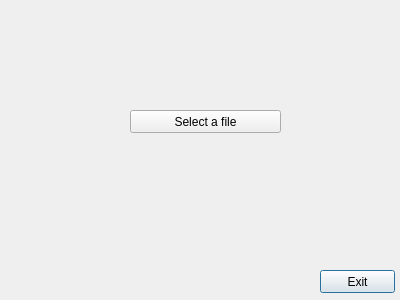
Qt form inferencewindow.ui (Makual/232-2_C-_project) before a commit.
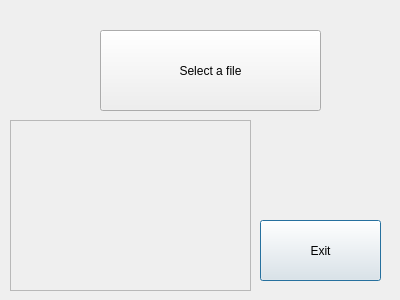
The same form after that commit.

What changed in the file:
```diff
--- a/inferencewindow.ui
+++ b/inferencewindow.ui
@@ -16,10 +16,10 @@
   <widget class="QPushButton" name="pushButton">
    <property name="geometry">
     <rect>
-     <x>320</x>
-     <y>270</y>
-     <width>75</width>
-     <height>23</height>
+     <x>260</x>
+     <y>220</y>
+     <width>121</width>
+     <height>61</height>
     </rect>
    </property>
    <property name="text">
@@ -29,16 +29,39 @@
   <widget class="QPushButton" name="pushButton_2">
    <property name="geometry">
     <rect>
-     <x>130</x>
-     <y>110</y>
-     <width>151</width>
-     <height>23</height>
+     <x>100</x>
+     <y>30</y>
+     <width>221</width>
+     <height>81</height>
     </rect>
    </property>
    <property name="text">
     <string>Select a file</string>
    </property>
   </widget>
+  <widget class="QScrollArea" name="scrollArea">
+   <property name="geometry">
+    <rect>
+     <x>10</x>
+     <y>120</y>
+     <width>241</width>
+     <height>171</height>
+    </rect>
+   </property>
+   <property name="widgetResizable">
+    <bool>true</bool>
+   </property>
+   <widget class="QWidget" name="scrollAreaWidgetContents">
+    <property name="geometry">
+     <rect>
+      <x>0</x>
+      <y>0</y>
+      <width>239</width>
+      <height>169</height>
+     </rect>
+    </property>
+   </widget>
+  </widget>
  </widget>
  <resources/>
  <connections/>
```
